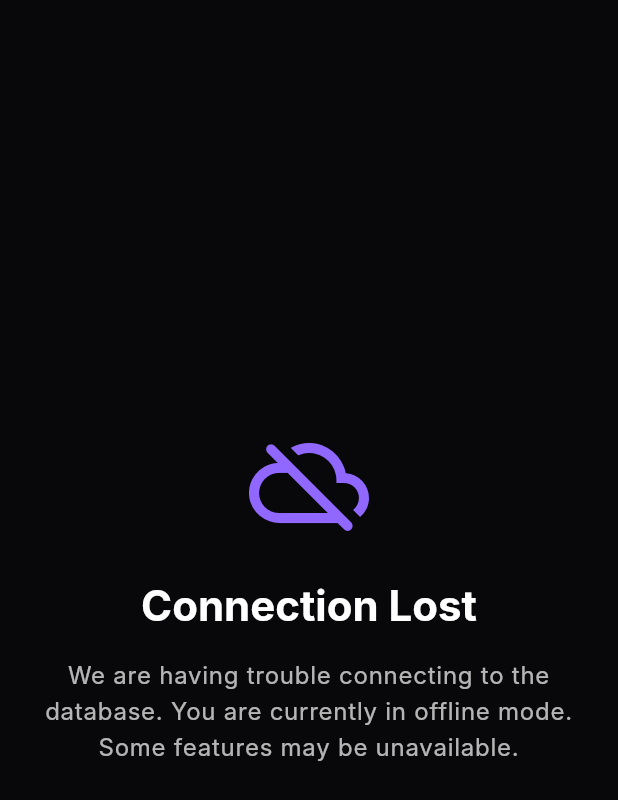
After one commit to vasudevme/TaskReminderApp, a Flutter app: the ErrorFallbackScreen screen opened directly, on a phone screen of 412 x 824 dp. The commit adds this screen. Shown: the top 800 px of the screen. Run offline on Flutter 3.47's test engine with Material 3 defaults, Android fonts, the phone set to English and light mode, and no system bars; our stand-ins replace flutter_dotenv, flutter_local_notifications, google_fonts, shared_preferences, supabase_flutter, timezone and 1 more; missing offline and left inert: dart:js_interop; accounts and stored records are empty; Roboto replaces fonts that are missing (Inter).

Commit message:
Implement global offline fallbacks and error boundaries

```diff
--- /dev/null
+++ b/lib/screens/error_fallback_screen.dart
@@ -0,0 +1,68 @@
+import 'package:flutter/material.dart';
+
+class ErrorFallbackScreen extends StatelessWidget {
+  final FlutterErrorDetails? errorDetails;
+  final String? customMessage;
+
+  const ErrorFallbackScreen({
+    super.key,
+    this.errorDetails,
+    this.customMessage,
+  });
+
+  @override
+  Widget build(BuildContext context) {
+    return Scaffold(
+      backgroundColor: const Color(0xFF08080A),
+      body: SafeArea(
+        child: Padding(
+          padding: const EdgeInsets.all(24.0),
+          child: Column(
+            mainAxisAlignment: MainAxisAlignment.center,
+            children: [
+              const Icon(
+                Icons.cloud_off_rounded,
+                size: 80,
+                color: Color(0xFF9068FF),
+              ),
+              const SizedBox(height: 24),
+              Text(
+                'Connection Lost',
+                style: Theme.of(context).textTheme.headlineMedium?.copyWith(
+                  color: Colors.white,
+                  fontWeight: FontWeight.bold,
+                ),
+                textAlign: TextAlign.center,
+              ),
+              const SizedBox(height: 16),
+              Text(
+                customMessage ?? 'We are having trouble connecting to the database. You are currently in offline mode. Some features may be unavailable.',
+                style: Theme.of(context).textTheme.bodyLarge?.copyWith(
+                  color: Colors.white70,
+                ),
+                textAlign: TextAlign.center,
+              ),
+              const SizedBox(height: 32),
+              // Optional detailed error for debug
+              if (errorDetails != null)
+                Container(
+                  padding: const EdgeInsets.all(12),
+                  decoration: BoxDecoration(
+                    color: Colors.white.withValues(alpha: 0.05),
+                    borderRadius: BorderRadius.circular(12),
+                    border: Border.all(color: Colors.white.withValues(alpha: 0.1)),
+                  ),
+                  child: Text(
+                    errorDetails!.exceptionAsString(),
+                    style: const TextStyle(color: Colors.redAccent, fontSize: 12),
+                    maxLines: 3,
+                    overflow: TextOverflow.ellipsis,
+                  ),
+                ),
+            ],
+          ),
+        ),
+      ),
+    );
+  }
+}
```
Also changed, not shown: lib/main.dart (+44 -8 lines), lib/providers/task_provider.dart (+14 -0 lines), 2 other files.
